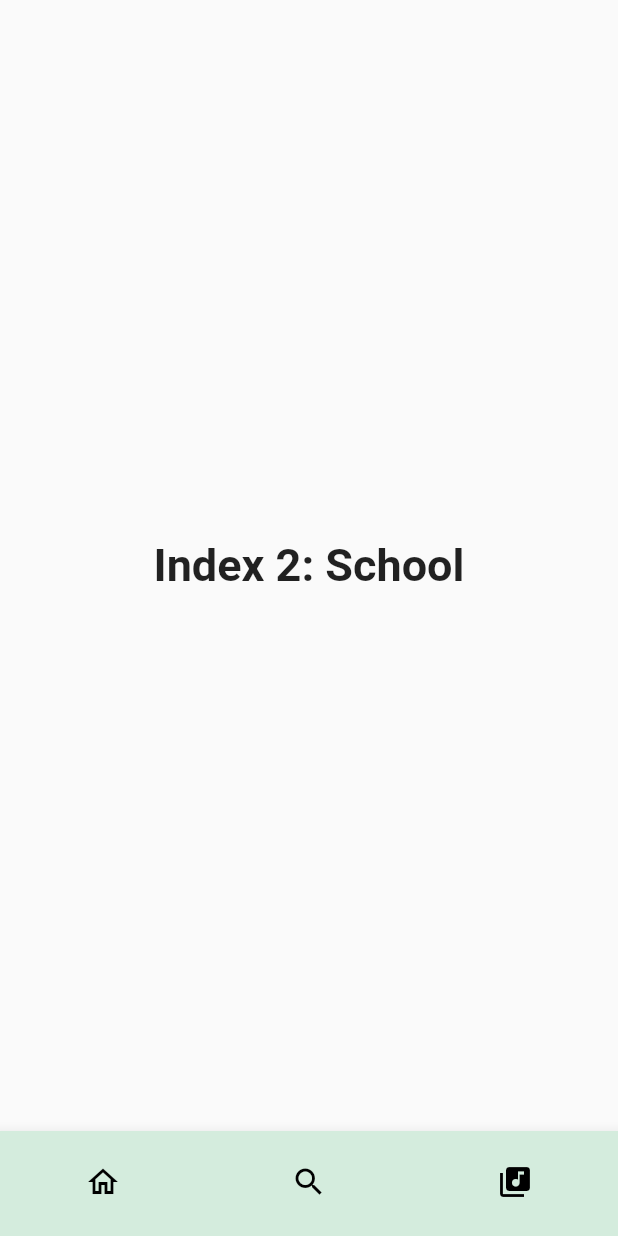
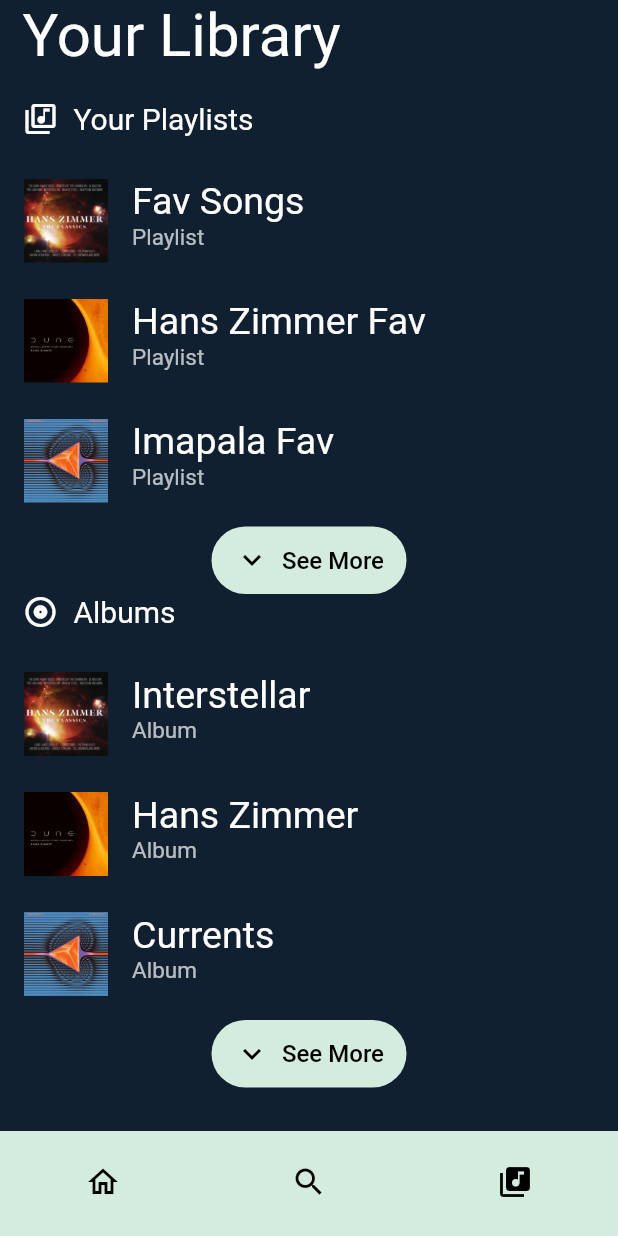
Before and after one commit to muhammedbilals/Jazz_Music_Player, a Flutter app: the HomeMain screen opened directly, item 3 of the bottom bar chosen, on a phone screen of 412 x 824 dp. Run offline on Flutter 3.47's test engine with Material 2 defaults, Android fonts, the phone set to English and light mode, and no system bars; our stand-ins replace google_fonts, google_nav_bar; Roboto replaces fonts that are missing (Kanit).

Commit message:
library done

```diff
--- a/lib/screens/bottom_navigation.dart
+++ b/lib/screens/bottom_navigation.dart
@@ -3,6 +3,7 @@
 import 'package:flutter/src/widgets/framework.dart';
 import 'package:google_nav_bar/google_nav_bar.dart';
 import 'package:music_player/colors/colors.dart';
+import 'package:music_player/screens/libraryScreen/screens/library_screen.dart';
 import 'package:music_player/screens/mainhome/screens/home_screen.dart';
 import 'package:music_player/screens/searchSreen/screens/search_screen.dart';
 
@@ -24,10 +25,7 @@
   static const List<Widget> _widgetOptions = <Widget>[
      PlayerHome(),
     SearchScreen(),
-    Text(
-      'Index 2: School',
-      style: optionStyle,
-    ),
+    LibraryScreen()
   ];
   void _onItemTapped(int index) {
     setState(() {
--- /dev/null
+++ b/lib/screens/libraryScreen/screens/library_screen.dart
@@ -0,0 +1,86 @@
+import 'package:flutter/material.dart';
+import 'package:flutter/src/widgets/container.dart';
+import 'package:flutter/src/widgets/framework.dart';
+import 'package:google_fonts/google_fonts.dart';
+import 'package:music_player/colors/colors.dart';
+import 'package:music_player/screens/libraryScreen/widgets/albums_list_widget.dart';
+import 'package:music_player/screens/libraryScreen/widgets/library_list_widget.dart';
+import 'package:music_player/screens/libraryScreen/widgets/see_more_widget.dart';
+
+class LibraryScreen extends StatelessWidget {
+  const LibraryScreen({super.key});
+
+  @override
+  Widget build(BuildContext context) {
+    return Container(
+      color: colordark,
+      child: SafeArea(
+        child: Scaffold(
+          backgroundColor: colordark,
+          body: Column(
+            children: [
+              Row(
+                children: [
+                  Padding(
+                    padding: const EdgeInsets.only(left: 15.0),
+                    child: Text(
+                      'Your Library',
+                      style: GoogleFonts.kanit(fontSize: 40, color: colorwhite),
+                    ),
+                  ),
+                ],
+              ),
+              SizedBox(
+                height: 20,
+              ),
+              Padding(
+                padding: const EdgeInsets.only(bottom: 20.0),
+                child: Row(
+                  children: [
+                    Padding(
+                      padding: const EdgeInsets.only(left: 15.0),
+                      child: Icon(
+                        Icons.library_music_outlined,
+                        color: colorwhite,
+                      ),
+                    ),
+                    Padding(
+                      padding: const EdgeInsets.only(left: 10.0),
+                      child: Text('Your Playlists',
+                          style: GoogleFonts.kanit(
+                              fontSize: 20, color: colorwhite)),
+                    )
+                  ],
+                ),
+              ),
+              LibraryList(),
+              SeeMoreWidget(),
+              Padding(
+                padding: const EdgeInsets.only(bottom: 20.0),
+                child: Row(
+                  children: [
+                    Padding(
+                      padding: const EdgeInsets.only(left: 15.0),
+                      child: Icon(
+                        Icons.album_outlined,
+                        color: colorwhite,
+                      ),
+                    ),
+                    Padding(
+                      padding: const EdgeInsets.only(left: 10.0),
+                      child: Text('Albums',
+                          style: GoogleFonts.kanit(
+                              fontSize: 20, color: colorwhite)),
+                    ),
+                  ],
+                ),
+              ),
+              AlbumsListWidget(),
+              SeeMoreWidget(),
+            ],
+          ),
+        ),
+      ),
+    );
+  }
+}
--- /dev/null
+++ b/lib/screens/libraryScreen/widgets/albums_list_widget.dart
@@ -0,0 +1,49 @@
+import 'package:flutter/cupertino.dart';
+import 'package:flutter/material.dart';
+import 'package:flutter/src/widgets/container.dart';
+import 'package:flutter/src/widgets/framework.dart';
+import 'package:google_fonts/google_fonts.dart';
+import 'package:music_player/colors/colors.dart';
+
+class AlbumsListWidget extends StatelessWidget {
+  AlbumsListWidget({super.key});
+  List<String> songimage = [
+    'assets/images/hanzimmer.jpg',
+    'assets/images/hanszimmer.jpg',
+    'assets/images/tame-impala-eventually-1400px_800.jpg',
+  ];
+  List<String> author = [
+    'Album',
+    'Album',
+    'Album',
+  ];
+  List<String> songs = [
+    'Interstellar',
+    'Hans Zimmer',
+    'Currents',
+  ];
+  @override
+  Widget build(BuildContext context) {
+    return ListView.builder(
+      physics: NeverScrollableScrollPhysics(),
+      shrinkWrap: true,
+      itemCount: songs.length,
+      itemBuilder: ((context, index) => Padding(
+            padding: const EdgeInsets.only(bottom: 8.0, left: 0),
+            child: ListTile(
+              leading: ClipRRect(
+                  child: Image.asset(
+                songimage[index],
+              )),
+              title: Text(
+                songs[index],
+                style: GoogleFonts.kanit(color: colorwhite, fontSize: 25),
+              ),
+              subtitle: Text(author[index],
+                  style: GoogleFonts.kanit(
+                      color: colorwhite.withOpacity(0.7), fontSize: 15)),
+            ),
+          )),
+    );
+  }
+}
--- /dev/null
+++ b/lib/screens/libraryScreen/widgets/library_list_widget.dart
@@ -0,0 +1,50 @@
+import 'package:flutter/cupertino.dart';
+import 'package:flutter/material.dart';
+import 'package:flutter/src/widgets/container.dart';
+import 'package:flutter/src/widgets/framework.dart';
+import 'package:google_fonts/google_fonts.dart';
+import 'package:music_player/colors/colors.dart';
+import 'package:music_player/screens/mainhome/widgets/all_songs_widget.dart';
+
+class LibraryList extends StatelessWidget {
+  LibraryList({super.key});
+  List<String> songimage = [
+    'assets/images/hanzimmer.jpg',
+    'assets/images/hanszimmer.jpg',
+    'assets/images/tame-impala-eventually-1400px_800.jpg',
+  ];
+  List<String> author = [
+    'Playlist',
+    'Playlist',
+    'Playlist',
+  ];
+  List<String> songs = [
+    'Fav Songs',
+    'Hans Zimmer Fav',
+    'Imapala Fav',
+  ];
+  @override
+  Widget build(BuildContext context) {
+    return ListView.builder(
+      physics: NeverScrollableScrollPhysics(),
+      shrinkWrap: true,
+      itemCount: songs.length,
+      itemBuilder: ((context, index) => Padding(
+            padding: const EdgeInsets.only(bottom: 8.0, left: 0),
+            child: ListTile(
+              leading: ClipRRect(
+                  child: Image.asset(
+                songimage[index],
+              )),
+              title: Text(
+                songs[index],
+                style: GoogleFonts.kanit(color: colorwhite, fontSize: 25),
+              ),
+              subtitle: Text(author[index],
+                  style: GoogleFonts.kanit(
+                      color: colorwhite.withOpacity(0.7), fontSize: 15)),
+            ),
+          )),
+    );
+  }
+}
--- /dev/null
+++ b/lib/screens/libraryScreen/widgets/see_more_widget.dart
@@ -0,0 +1,32 @@
+import 'package:flutter/material.dart';
+import 'package:flutter/src/widgets/container.dart';
+import 'package:flutter/src/widgets/framework.dart';
+import 'package:google_fonts/google_fonts.dart';
+import 'package:music_player/colors/colors.dart';
+
+class SeeMoreWidget extends StatelessWidget {
+  const SeeMoreWidget({super.key});
+
+  @override
+  Widget build(BuildContext context) {
+    return Container(
+      width: 130,
+      height: 45,
+      decoration: BoxDecoration(
+        borderRadius: BorderRadius.circular(30),
+        color: colorextralight,
+      ),
+      child: TextButton.icon(
+        onPressed: () {},
+        icon: Icon(
+          Icons.expand_more,
+          color: colorblack,
+        ),
+        label: Text(
+          'See More',
+          style: GoogleFonts.kanit(color: colorblack, fontSize: 16),
+        ),
+      ),
+    );
+  }
+}
--- a/lib/screens/searchSreen/screens/search_screen.dart
+++ b/lib/screens/searchSreen/screens/search_screen.dart
@@ -8,20 +8,30 @@
 
   @override
   Widget build(BuildContext context) {
-    return SafeArea(
+    return Container(
+      color: colordark,
+      child: SafeArea(
         child: Scaffold(
+          backgroundColor: colordark,
           body: Padding(
             padding: const EdgeInsets.all(10.0),
             child: Container(
-            height: 40,
+              height: 47,
               decoration: BoxDecoration(
                   borderRadius: BorderRadius.circular(20),
                   color: colorextralight),
+              child: Padding(
+                padding: const EdgeInsets.only(left:10),
                 child: TextField(
-              decoration: InputDecoration.collapsed(
+
+                  decoration: InputDecoration(
+                      prefixIcon: Icon(Icons.search ),
                       border: InputBorder.none,
                       hintText: 'What do you want to listen to?'),
-              textAlign: TextAlign.start,
+
+
+                ),
+              ),
             ),
           ),
         ),
```
Also changed, not shown: lib/costom_music_tile.dart (added, +14 -0 lines). Lines whose indentation alone changed are shown as unchanged.
